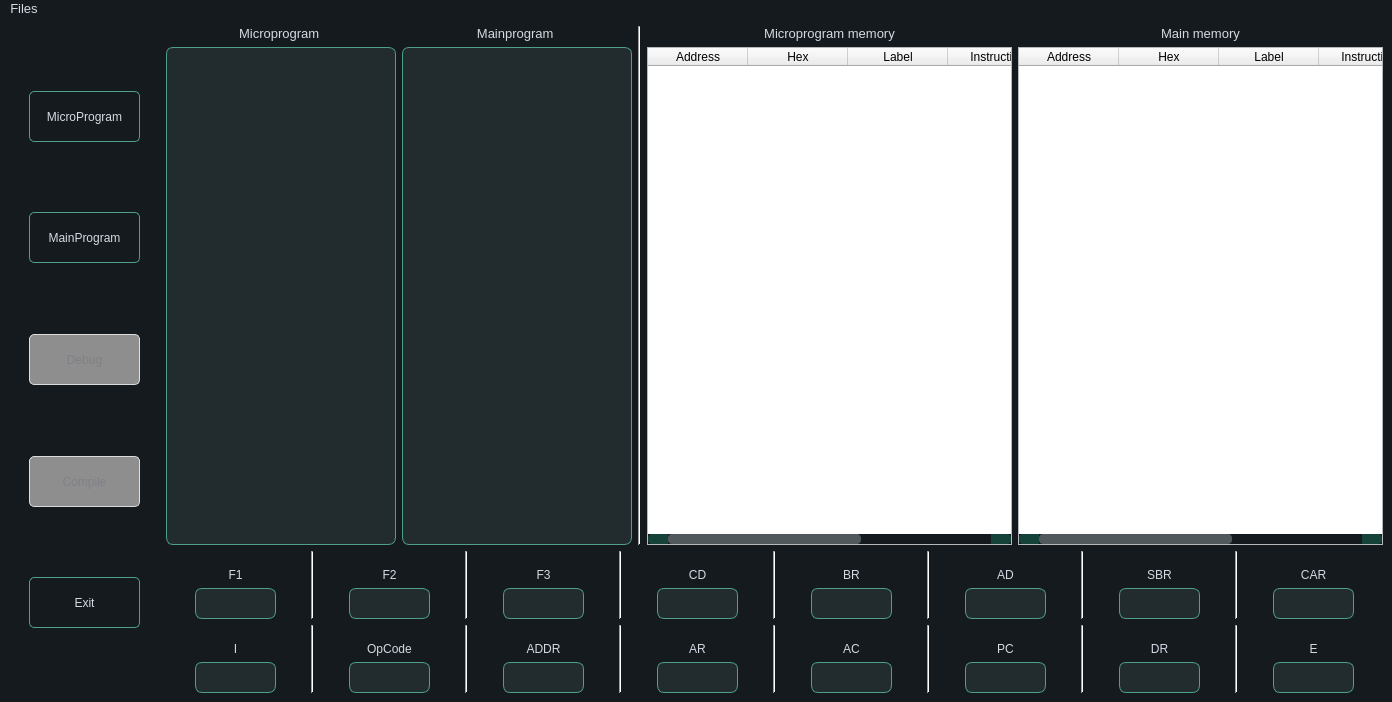
Above: Assembler/mainwindow.ui from darabzsh/MicroprogramAssembler before the change. Below: the same form after it.
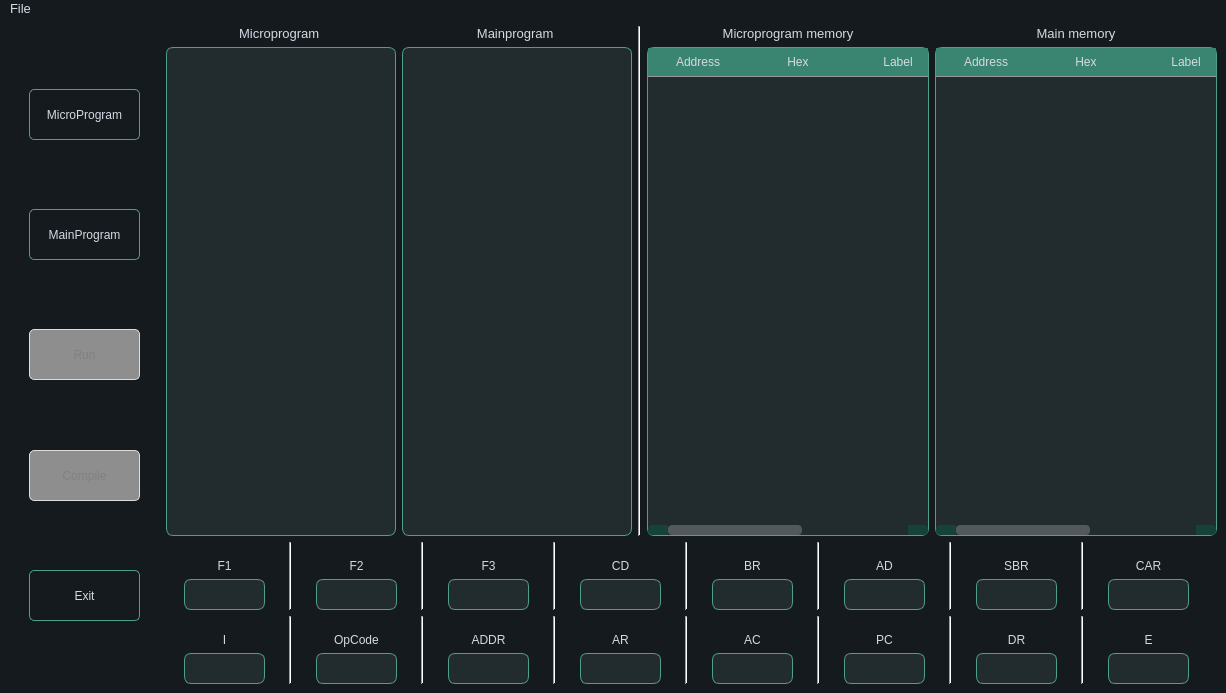
That is the form after the change.

What changed in the file:
```diff
--- a/Assembler/mainwindow.ui
+++ b/Assembler/mainwindow.ui
@@ -6,8 +6,8 @@
    <rect>
     <x>0</x>
     <y>0</y>
-    <width>1392</width>
-    <height>702</height>
+    <width>1226</width>
+    <height>693</height>
    </rect>
   </property>
   <property name="windowTitle">
@@ -17,9 +17,40 @@
    <string notr="true">QMainWindow {
 	background-color:#151a1e;
 }
-QCalendar {
-	background-color: #151a1e;
+QTableWidget {
+    background-color: #222b2e;
+    border: 1px solid #4fa08b;
+    border-radius: 7px;
+    color: #d3dae3;
+    selection-background-color: #3a8571;
+    selection-color: #d3dae3;
 }
+
+QTableWidget::item {
+    padding: 5px;
+}
+
+QTableWidget::item:selected {
+    background-color: #1f5748;
+    color: #d3dae3;
+}
+
+QTableWidget QHeaderView::section {
+    background-color: #3a8571;
+    color: #d3dae3;
+    border: none;
+    border-bottom: 1px solid #999999;
+    padding: 5px;
+}
+
+QTableWidget::item:selected::focus {
+    background-color: #3a8571;
+    color: #d3dae3;
+    border: none;
+}
+
+
+
 QTextEdit {
 	border-width: 1px;
 	border-style: solid;
@@ -131,21 +162,8 @@
 QLabel {
 	color: #d3dae3;
 }
-QLCDNumber {
-	color: #4d9b87;
-}
-QProgressBar {
-	text-align: center;
-	color: #d3dae3;
-	border-radius: 10px;
-	border-color: transparent;
-	border-style: solid;
-	background-color: #52595d;
-}
-QProgressBar::chunk {
-	background-color: #214037	;
-	border-radius: 10px;
-}
+
+
 QMenuBar {
 	background-color: #151a1e;
 }
@@ -253,44 +271,7 @@
 	background-color: #1e282c;
 }
 
-QCheckBox {
-	color: #d3dae3;
-	padding: 2px;
-}
-QCheckBox:disabled {
-	color: #808086;
-	padding: 2px;
-}
 
-QCheckBox:hover {
-	border-radius:4px;
-	border-style:solid;
-	padding-left: 1px;
-	padding-right: 1px;
-	padding-bottom: 1px;
-	padding-top: 1px;
-	border-width:1px;
-	border-color: transparent;
-}
-QCheckBox::indicator:checked {
-
-	height: 10px;
-	width: 10px;
-	border-style:solid;
-	border-width: 1px;
-	border-color: #4fa08b;
-	color: #000000;
-	background-color: qradialgradient(cx:0.4, cy:0.4, radius: 1.5,fx:0, fy:0, stop:0 #1e282c, stop:0.3 #1e282c, stop:0.4 #4fa08b, stop:0.5 #1e282c, stop:1 #1e282c);
-}
-QCheckBox::indicator:unchecked {
-
-	height: 10px;
-	width: 10px;
-	border-style:solid;
-	border-width: 1px;
-	border-color: #4fa08b;
-	color: #000000;
-}
 QRadioButton {
 	color: #d3dae3;
 	padding: 1px;
@@ -325,52 +306,6 @@
 	border-style: solid;
 	border-color: #4fa08b;
 }
-QDoubleSpinBox {
-	color: #d3dae3;
-	background-color: #222b2e;
-	border-width: 1px;
-	border-style: solid;
-	border-color: #4fa08b;
-}
-QTimeEdit {
-	color: #d3dae3;
-	background-color: #222b2e;
-	border-width: 1px;
-	border-style: solid;
-	border-color: #4fa08b;
-}
-QDateTimeEdit {
-	color: #d3dae3;
-	background-color: #222b2e;
-	border-width: 1px;
-	border-style: solid;
-	border-color: #4fa08b;
-}
-QDateEdit {
-	color: #d3dae3;
-	background-color: #222b2e;
-	border-width: 1px;
-	border-style: solid;
-	border-color: #4fa08b;
-}
-QFontComboBox {
-	color: #d3dae3;
-	background-color: #222b2e;
-	border-width: 1px;
-	border-style: solid;
-	border-color: #4fa08b;
-}
-QComboBox {
-	color: #d3dae3;
-	background-color: #222b2e;
-	border-width: 1px;
-	border-style: solid;
-	border-color: #4fa08b;
-}
-
-QDial {
-	background: #16a085;
-}
 
 QToolBox {
 	color: #a9b7c6;
@@ -661,7 +596,7 @@
              <string>&lt;html&gt;&lt;head/&gt;&lt;body&gt;&lt;p&gt;&lt;span style=&quot; font-style:italic;&quot;&gt;Run the next line&lt;/span&gt;&lt;/p&gt;&lt;/body&gt;&lt;/html&gt;</string>
             </property>
             <property name="text">
-             <string>Debug</string>
+             <string>Run</string>
             </property>
            </widget>
           </item>
@@ -898,9 +833,36 @@
                 <height>16777215</height>
                </size>
               </property>
+              <property name="sizeAdjustPolicy">
+               <enum>QAbstractScrollArea::AdjustToContents</enum>
+              </property>
+              <property name="autoScrollMargin">
+               <number>12</number>
+              </property>
               <property name="editTriggers">
                <set>QAbstractItemView::NoEditTriggers</set>
               </property>
+              <property name="showDropIndicator" stdset="0">
+               <bool>false</bool>
+              </property>
+              <property name="selectionMode">
+               <enum>QAbstractItemView::NoSelection</enum>
+              </property>
+              <property name="verticalScrollMode">
+               <enum>QAbstractItemView::ScrollPerPixel</enum>
+              </property>
+              <property name="horizontalScrollMode">
+               <enum>QAbstractItemView::ScrollPerPixel</enum>
+              </property>
+              <property name="showGrid">
+               <bool>true</bool>
+              </property>
+              <attribute name="horizontalHeaderCascadingSectionResizes">
+               <bool>false</bool>
+              </attribute>
+              <attribute name="horizontalHeaderStretchLastSection">
+               <bool>false</bool>
+              </attribute>
               <column>
                <property name="text">
                 <string>Address</string>
@@ -956,9 +918,30 @@
                 <height>381</height>
                </size>
               </property>
+              <property name="sizeAdjustPolicy">
+               <enum>QAbstractScrollArea::AdjustToContents</enum>
+              </property>
+              <property name="autoScrollMargin">
+               <number>12</number>
+              </property>
               <property name="editTriggers">
                <set>QAbstractItemView::NoEditTriggers</set>
               </property>
+              <property name="showDropIndicator" stdset="0">
+               <bool>false</bool>
+              </property>
+              <property name="selectionMode">
+               <enum>QAbstractItemView::NoSelection</enum>
+              </property>
+              <property name="verticalScrollMode">
+               <enum>QAbstractItemView::ScrollPerPixel</enum>
+              </property>
+              <property name="horizontalScrollMode">
+               <enum>QAbstractItemView::ScrollPerPixel</enum>
+              </property>
+              <property name="showGrid">
+               <bool>true</bool>
+              </property>
               <column>
                <property name="text">
                 <string>Address</string>
@@ -1879,7 +1862,7 @@
     <rect>
      <x>0</x>
      <y>0</y>
-     <width>1392</width>
+     <width>1226</width>
      <height>24</height>
     </rect>
    </property>
@@ -1894,7 +1877,7 @@
    </property>
    <widget class="QMenu" name="menuFiles">
     <property name="title">
-     <string>Files</string>
+     <string>File</string>
     </property>
     <addaction name="action_open"/>
     <addaction name="action_save"/>
```
Left out of the diff: 48 changed lines with no effect on the pictures.
